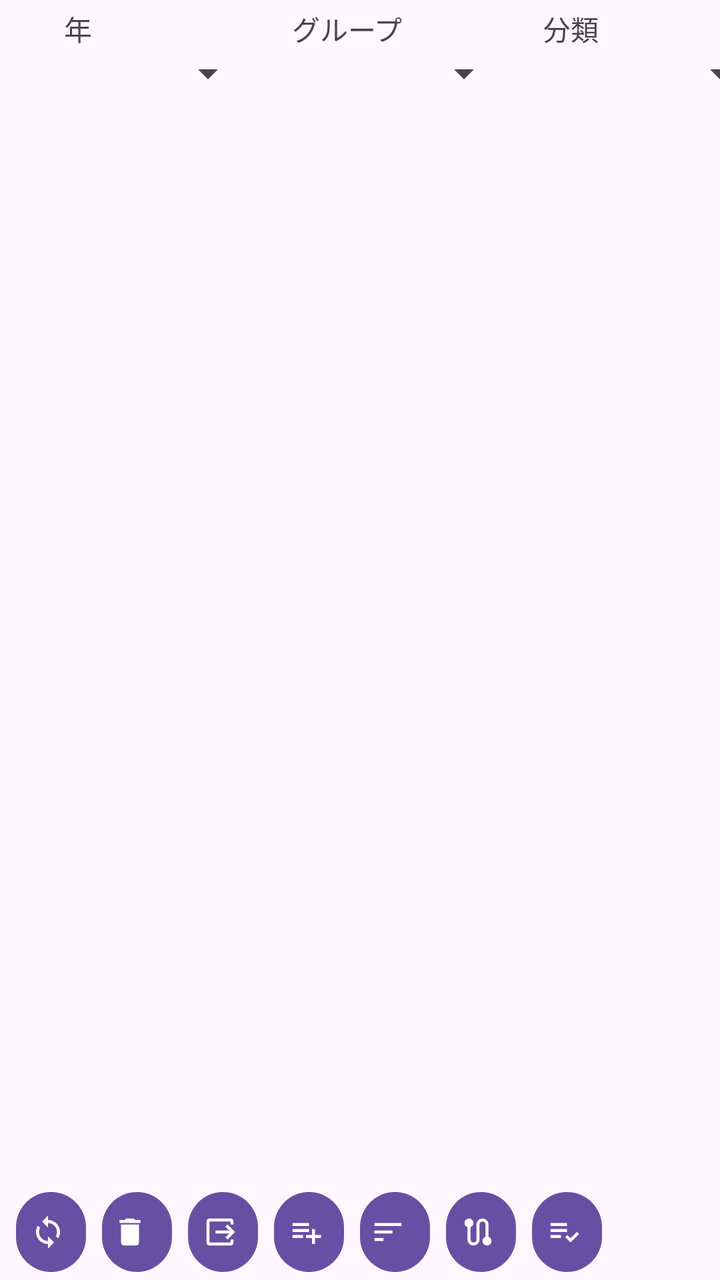
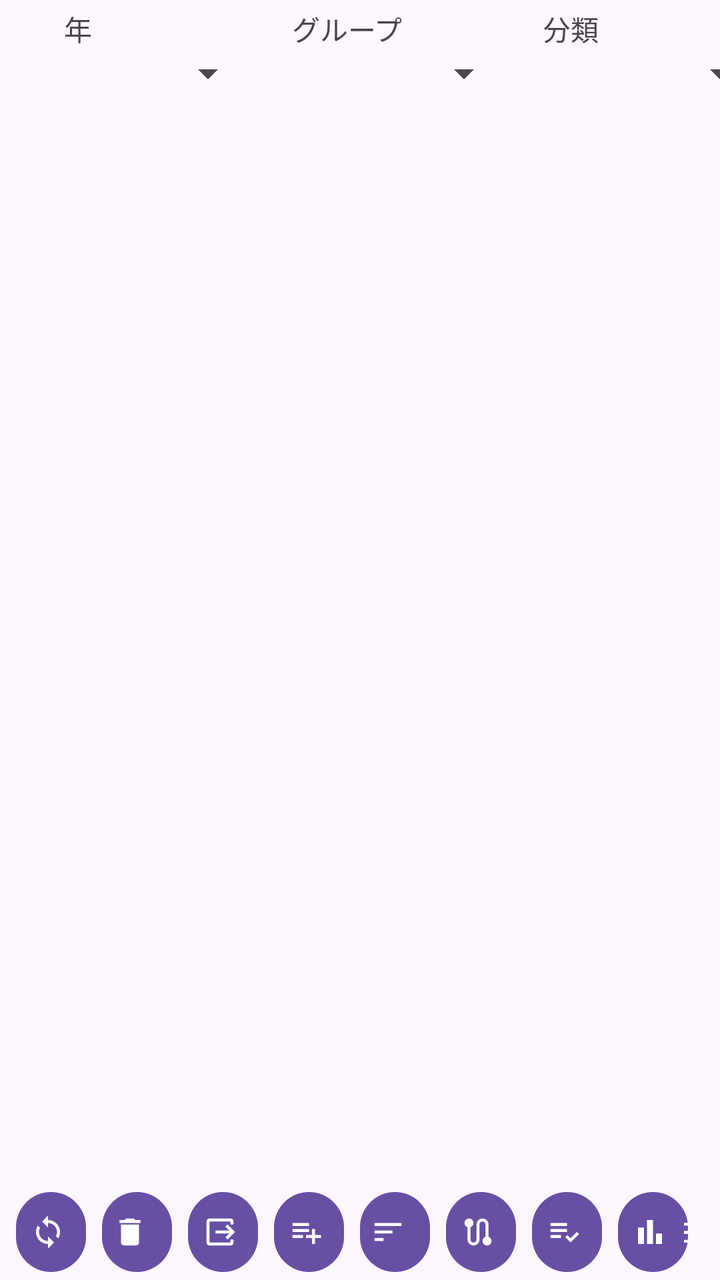

The first picture is an Android layout as it rendered before a commit; the second is the same layout after the commit. The layout source and the unified diff follow.
<!-- AndroidManifest.xml: application theme Theme.MyApplication4 -->
<!-- res/layout/activity_gps_trace_list.xml -->
<?xml version="1.0" encoding="utf-8"?>
<androidx.constraintlayout.widget.ConstraintLayout xmlns:android="http://schemas.android.com/apk/res/android"
    xmlns:app="http://schemas.android.com/apk/res-auto"
    xmlns:tools="http://schemas.android.com/tools"
    android:id="@+id/main"
    android:layout_width="match_parent"
    android:layout_height="match_parent"
    tools:context=".GpsTraceListActivity">

    <Spinner
        android:id="@+id/spinner7"
        android:layout_width="120dp"
        android:layout_height="wrap_content"
        android:layout_marginStart="8dp"
        app:layout_constraintStart_toStartOf="parent"
        app:layout_constraintTop_toBottomOf="@+id/textView34" />

    <Spinner
        android:id="@+id/spinner8"
        android:layout_width="120dp"
        android:layout_height="wrap_content"
        android:layout_marginStart="8dp"
        app:layout_constraintStart_toEndOf="@+id/spinner7"
        app:layout_constraintTop_toBottomOf="@+id/textView35" />

    <Spinner
        android:id="@+id/spinner9"
        android:layout_width="120dp"
        android:layout_height="wrap_content"
        android:layout_marginStart="8dp"
        app:layout_constraintStart_toEndOf="@+id/spinner8"
        app:layout_constraintTop_toBottomOf="@+id/textView36" />

    <Button
        android:id="@+id/button17"
        android:layout_width="35dp"
        android:layout_height="wrap_content"
        android:layout_marginStart="8dp"
        android:paddingLeft="7dp"
        app:icon="@drawable/ic_baseline_sync_24"
        app:layout_constraintBottom_toBottomOf="parent"
        app:layout_constraintStart_toStartOf="parent" />

    <Button
        android:id="@+id/button18"
        android:layout_width="35dp"
        android:layout_height="wrap_content"
        android:layout_marginStart="8dp"
        android:paddingLeft="5dp"
        app:icon="@drawable/ic_baseline_delete_24"
        app:layout_constraintBottom_toBottomOf="parent"
        app:layout_constraintStart_toEndOf="@+id/button17" />

    <Button
        android:id="@+id/button19"
        android:layout_width="35dp"
        android:layout_height="wrap_content"
        android:layout_marginStart="8dp"
        android:paddingLeft="5dp"
        app:icon="@drawable/ic_baseline_sort_24"
        app:layout_constraintBottom_toBottomOf="parent"
        app:layout_constraintStart_toEndOf="@+id/button27" />

    <Button
        android:id="@+id/button20"
        android:layout_width="35dp"
        android:layout_height="wrap_content"
        android:layout_marginStart="8dp"
        android:paddingLeft="7dp"
        android:paddingRight="0dp"
        app:icon="@drawable/ic_baseline_route_24"
        app:layout_constraintBottom_toBottomOf="parent"
        app:layout_constraintStart_toEndOf="@+id/button19" />

    <ListView
        android:id="@+id/gpsTraceListView"
        android:layout_width="0dp"
        android:layout_height="0dp"
        android:layout_marginStart="1dp"
        android:layout_marginEnd="1dp"
        app:layout_constraintBottom_toTopOf="@+id/button17"
        app:layout_constraintEnd_toEndOf="parent"
        app:layout_constraintStart_toStartOf="parent"
        app:layout_constraintTop_toBottomOf="@+id/spinner9" />

    <TextView
        android:id="@+id/textView34"
        android:layout_width="wrap_content"
        android:layout_height="wrap_content"
        android:layout_marginStart="32dp"
        android:layout_marginTop="4dp"
        android:text="年"
        app:layout_constraintStart_toStartOf="parent"
        app:layout_constraintTop_toTopOf="parent" />

    <TextView
        android:id="@+id/textView35"
        android:layout_width="wrap_content"
        android:layout_height="wrap_content"
        android:layout_marginStart="100dp"
        android:layout_marginTop="4dp"
        android:text="グループ"
        app:layout_constraintStart_toEndOf="@+id/textView34"
        app:layout_constraintTop_toTopOf="parent" />

    <TextView
        android:id="@+id/textView36"
        android:layout_width="wrap_content"
        android:layout_height="wrap_content"
        android:layout_marginStart="70dp"
        android:layout_marginTop="4dp"
        android:text="分類"
        app:layout_constraintStart_toEndOf="@+id/textView35"
        app:layout_constraintTop_toTopOf="parent" />

    <Button
        android:id="@+id/button25"
        android:layout_width="35dp"
        android:layout_height="wrap_content"
        android:layout_marginStart="8dp"
        android:paddingLeft="7dp"
        app:icon="@drawable/ic_outline_playlist_add_check_24"
        app:layout_constraintBottom_toBottomOf="parent"
        app:layout_constraintStart_toEndOf="@+id/button20" />

    <Button
        android:id="@+id/button27"
        android:layout_width="35dp"
        android:layout_height="wrap_content"
        android:layout_marginStart="8dp"
        android:paddingLeft="7dp"
        android:paddingRight="0dp"
        app:icon="@drawable/ic_baseline_playlist_add_24"
        app:layout_constraintBottom_toBottomOf="parent"
        app:layout_constraintStart_toEndOf="@+id/button28" />

    <Button
        android:id="@+id/button28"
        android:layout_width="35dp"
        android:layout_height="wrap_content"
        android:layout_marginStart="8dp"
        android:paddingLeft="7dp"
        android:paddingRight="0dp"
        app:icon="@drawable/ic_baseline_output_24"
        app:layout_constraintBottom_toBottomOf="parent"
        app:layout_constraintStart_toEndOf="@+id/button18" />

</androidx.constraintlayout.widget.ConstraintLayout>
<!-- resources referenced by this layout -->
<resources>
  <!-- drawable ic_baseline_delete_24 (drawable) -->
  <vector android:height="24dp" android:tint="#000000"
      android:viewportHeight="24" android:viewportWidth="24"
      android:width="24dp" xmlns:android="http://schemas.android.com/apk/res/android">
      <path android:fillColor="@android:color/white" android:pathData="M6,19c0,1.1 0.9,2 2,2h8c1.1,0 2,-0.9 2,-2V7H6v12zM19,4h-3.5l-1,-1h-5l-1,1H5v2h14V4z"/>
  </vector>
  <!-- drawable ic_baseline_output_24 (drawable) -->
  <vector android:height="24dp" android:tint="#000000"
      android:viewportHeight="24" android:viewportWidth="24"
      android:width="24dp" xmlns:android="http://schemas.android.com/apk/res/android">
      <path android:fillColor="@android:color/white" android:pathData="M17,17l5,-5l-5,-5l-1.41,1.41l2.58,2.59l-9.17,0l0,2l9.17,0l-2.58,2.59z"/>
      <path android:fillColor="@android:color/white" android:pathData="M19,19H5V5h14v2h2V5c0,-1.1 -0.89,-2 -2,-2H5C3.9,3 3,3.9 3,5v14c0,1.1 0.9,2 2,2h14c1.11,0 2,-0.9 2,-2v-2h-2V19z"/>
  </vector>
  <!-- drawable ic_baseline_playlist_add_24 (drawable) -->
  <vector android:autoMirrored="true" android:height="24dp"
      android:tint="#000000" android:viewportHeight="24"
      android:viewportWidth="24" android:width="24dp" xmlns:android="http://schemas.android.com/apk/res/android">
      <path android:fillColor="@android:color/white" android:pathData="M14,10H3v2h11V10zM14,6H3v2h11V6zM18,14v-4h-2v4h-4v2h4v4h2v-4h4v-2H18zM3,16h7v-2H3V16z"/>
  </vector>
  <!-- drawable ic_baseline_route_24 (drawable) -->
  <vector android:height="24dp" android:tint="#000000"
      android:viewportHeight="24" android:viewportWidth="24"
      android:width="24dp" xmlns:android="http://schemas.android.com/apk/res/android">
      <path android:fillColor="@android:color/white" android:pathData="M19,15.18V7c0,-2.21 -1.79,-4 -4,-4s-4,1.79 -4,4v10c0,1.1 -0.9,2 -2,2s-2,-0.9 -2,-2V8.82C8.16,8.4 9,7.3 9,6c0,-1.66 -1.34,-3 -3,-3S3,4.34 3,6c0,1.3 0.84,2.4 2,2.82V17c0,2.21 1.79,4 4,4s4,-1.79 4,-4V7c0,-1.1 0.9,-2 2,-2s2,0.9 2,2v8.18c-1.16,0.41 -2,1.51 -2,2.82c0,1.66 1.34,3 3,3s3,-1.34 3,-3C21,16.7 20.16,15.6 19,15.18z"/>
  </vector>
  <!-- drawable ic_baseline_sort_24 (drawable) -->
  <vector android:autoMirrored="true" android:height="24dp"
      android:tint="#000000" android:viewportHeight="24"
      android:viewportWidth="24" android:width="24dp" xmlns:android="http://schemas.android.com/apk/res/android">
      <path android:fillColor="@android:color/white" android:pathData="M3,18h6v-2L3,16v2zM3,6v2h18L21,6L3,6zM3,13h12v-2L3,11v2z"/>
  </vector>
  <!-- drawable ic_baseline_sync_24 (drawable) -->
  <vector xmlns:android="http://schemas.android.com/apk/res/android"
      android:width="24dp"
      android:height="24dp"
      android:viewportWidth="24"
      android:viewportHeight="24"
      android:tint="?attr/colorControlNormal">
    <path
        android:fillColor="@android:color/white"
        android:pathData="M12,4L12,1L8,5l4,4L12,6c3.31,0 6,2.69 6,6 0,1.01 -0.25,1.97 -0.7,2.8l1.46,1.46C19.54,15.03 20,13.57 20,12c0,-4.42 -3.58,-8 -8,-8zM12,18c-3.31,0 -6,-2.69 -6,-6 0,-1.01 0.25,-1.97 0.7,-2.8L5.24,7.74C4.46,8.97 4,10.43 4,12c0,4.42 3.58,8 8,8v3l4,-4 -4,-4v3z"/>
  </vector>
  <style name="Theme.MyApplication4" parent="Base.Theme.MyApplication4" />
  <style name="Base.Theme.MyApplication4" parent="Theme.Material3.DayNight">
          
          
      </style>
  <!-- unchanged entries left out for length: 1 -->
</resources>

<!-- the commit's change to res/layout/activity_gps_trace_list.xml (unified diff, before → after) -->
@@ -145,4 +145,16 @@
         app:layout_constraintBottom_toBottomOf="parent"
         app:layout_constraintStart_toEndOf="@+id/button18" />
 
+    <Button
+        android:id="@+id/button"
+        android:layout_width="35dp"
+        android:layout_height="wrap_content"
+        android:layout_marginStart="8dp"
+        android:paddingLeft="7dp"
+        android:paddingRight="0dp"
+        android:text="B"
+        app:icon="@drawable/outline_bar_chart_24"
+        app:layout_constraintBottom_toBottomOf="parent"
+        app:layout_constraintStart_toEndOf="@+id/button25" />
+
 </androidx.constraintlayout.widget.ConstraintLayout>
<!-- resource entries referenced after the edit -->
@@ -42,6 +42,12 @@
         android:fillColor="@android:color/white"
         android:pathData="M12,4L12,1L8,5l4,4L12,6c3.31,0 6,2.69 6,6 0,1.01 -0.25,1.97 -0.7,2.8l1.46,1.46C19.54,15.03 20,13.57 20,12c0,-4.42 -3.58,-8 -8,-8zM12,18c-3.31,0 -6,-2.69 -6,-6 0,-1.01 0.25,-1.97 0.7,-2.8L5.24,7.74C4.46,8.97 4,10.43 4,12c0,4.42 3.58,8 8,8v3l4,-4 -4,-4v3z"/>
   </vector>
+  <!-- drawable outline_bar_chart_24 (drawable) -->
+  <vector xmlns:android="http://schemas.android.com/apk/res/android" android:height="24dp" android:tint="#000000" android:viewportHeight="960" android:viewportWidth="960" android:width="24dp">
+        
+      <path android:fillColor="@android:color/white" android:pathData="M640,800L640,520L800,520L800,800L640,800ZM400,800L400,160L560,160L560,800L400,800ZM160,800L160,360L320,360L320,800L160,800Z"/>
+      
+  </vector>
   <style name="Theme.MyApplication4" parent="Base.Theme.MyApplication4" />
   <style name="Base.Theme.MyApplication4" parent="Theme.Material3.DayNight">
           
